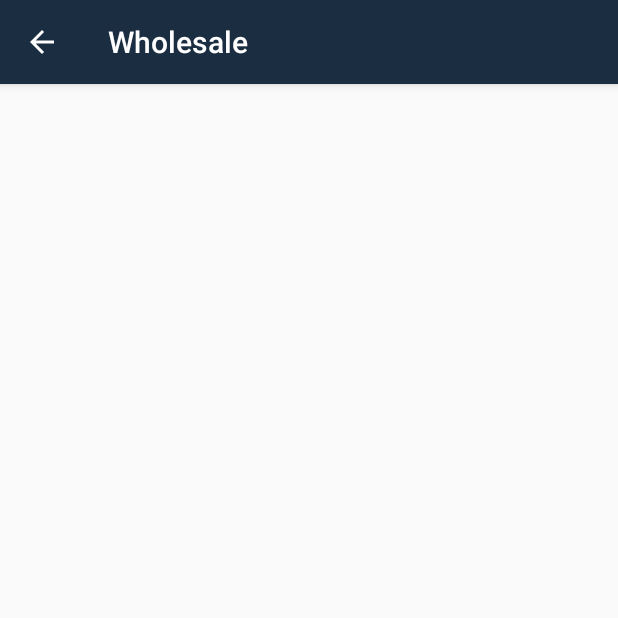
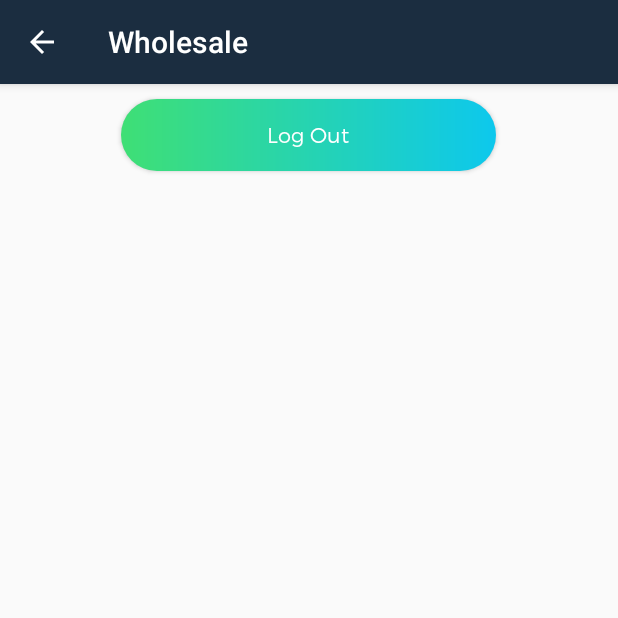
Before and after one commit to HolkerDev/Wholesale, an Android app: the Settings screen opened directly, with no data from a screen before it, on a phone screen of 412 x 824 dp, the top half of it. Run offline under Robolectric (Android 15) with nearby library versions, the phone set to English and light mode, and no system bars; libraries missing offline, so code that uses them is left out: com.parse.

Commit message:
Add log out button

```diff
--- a/app/src/main/java/com/dev/holker/wholesale/List.kt
+++ b/app/src/main/java/com/dev/holker/wholesale/List.kt
@@ -86,10 +86,6 @@ class List : AppCompatActivity() {
             startActivity(intent)
         }
 
-        btn_logOut.setOnClickListener {
-            ParseUser.logOut()
-            goToLogin()
-        }
 
         iv_settings.setOnClickListener {
             goToSettings()
--- a/app/src/main/res/layout/activity_settings.xml
+++ b/app/src/main/res/layout/activity_settings.xml
@@ -1,10 +1,22 @@
 <?xml version="1.0" encoding="utf-8"?>
-<android.support.constraint.ConstraintLayout
+<LinearLayout
         xmlns:android="http://schemas.android.com/apk/res/android"
         xmlns:tools="http://schemas.android.com/tools"
-        xmlns:app="http://schemas.android.com/apk/res-auto"
         android:layout_width="match_parent"
+        android:orientation="vertical"
         android:layout_height="match_parent"
         tools:context=".Settings">
+    <Button
+            android:text="Log Out"
+            android:layout_width="250dp"
+            android:layout_gravity="center"
+            android:textColor="#fff"
+            android:fontFamily="@font/trueno_lt"
+            android:background="@drawable/btn_rounded_white"
+            android:layout_height="wrap_content"
+            android:id="@+id/btn_logOut"
+            android:layout_margin="10dp"
+            android:textAllCaps="false"
+            android:layout_weight="0"/>
 
-</android.support.constraint.ConstraintLayout>
+</LinearLayout>
```
Also changed, not shown: app/src/main/java/com/dev/holker/wholesale/Settings.kt (+15 -0 lines), app/src/main/res/layout/activity_list.xml (+1 -12 lines).
